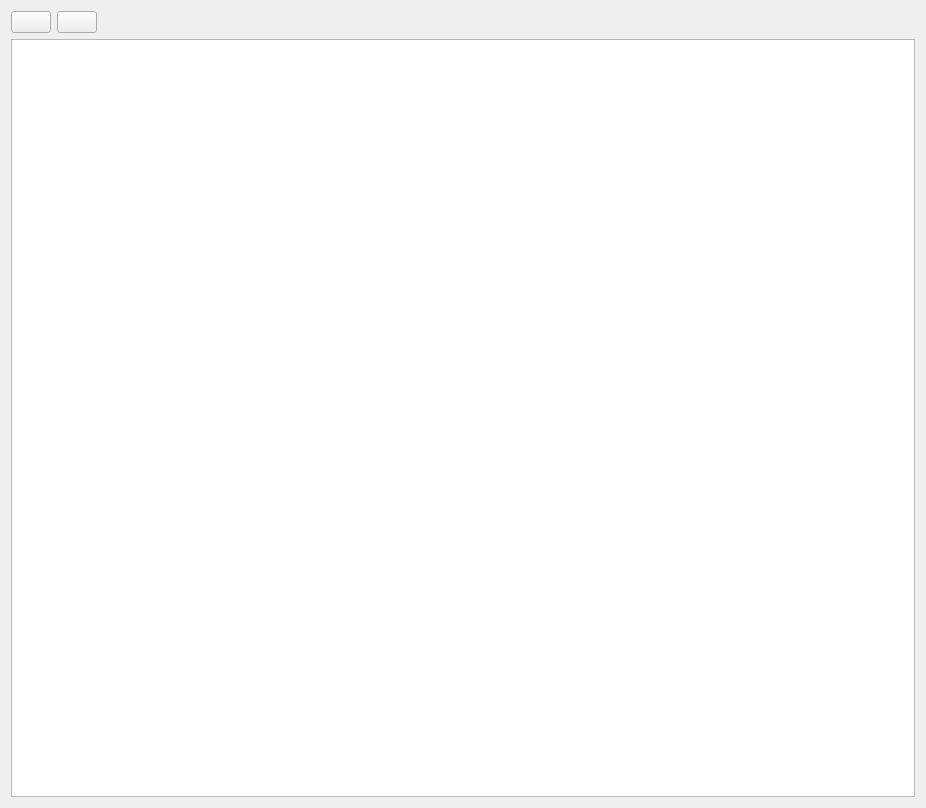
Before: the Qt Designer form manager/src/AlarmsWidget.ui in porkmarks/sense, drawn with Qt 5.
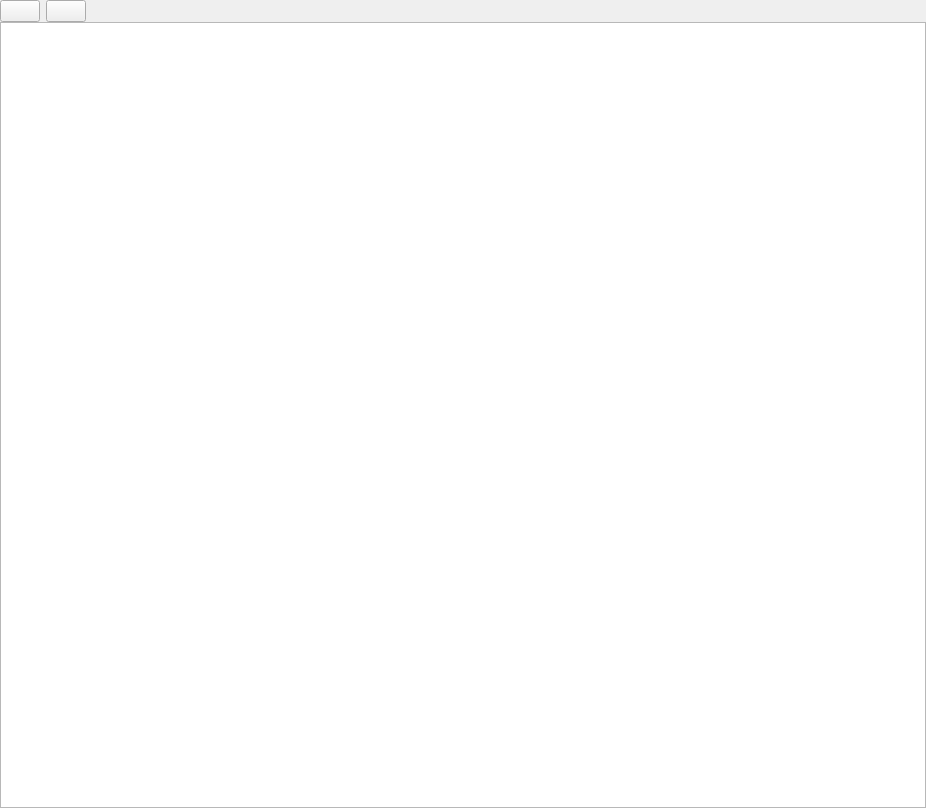
After: the same form once the commit is applied. Icons and pictures are not drawn.

```diff
--- a/manager/src/AlarmsWidget.ui
+++ b/manager/src/AlarmsWidget.ui
@@ -14,6 +14,21 @@
    <string>Form</string>
   </property>
   <layout class="QVBoxLayout" name="verticalLayout">
+   <property name="spacing">
+    <number>0</number>
+   </property>
+   <property name="leftMargin">
+    <number>0</number>
+   </property>
+   <property name="topMargin">
+    <number>0</number>
+   </property>
+   <property name="rightMargin">
+    <number>0</number>
+   </property>
+   <property name="bottomMargin">
+    <number>0</number>
+   </property>
    <item>
     <widget class="QWidget" name="widget_2" native="true">
      <layout class="QHBoxLayout" name="horizontalLayout">
```
